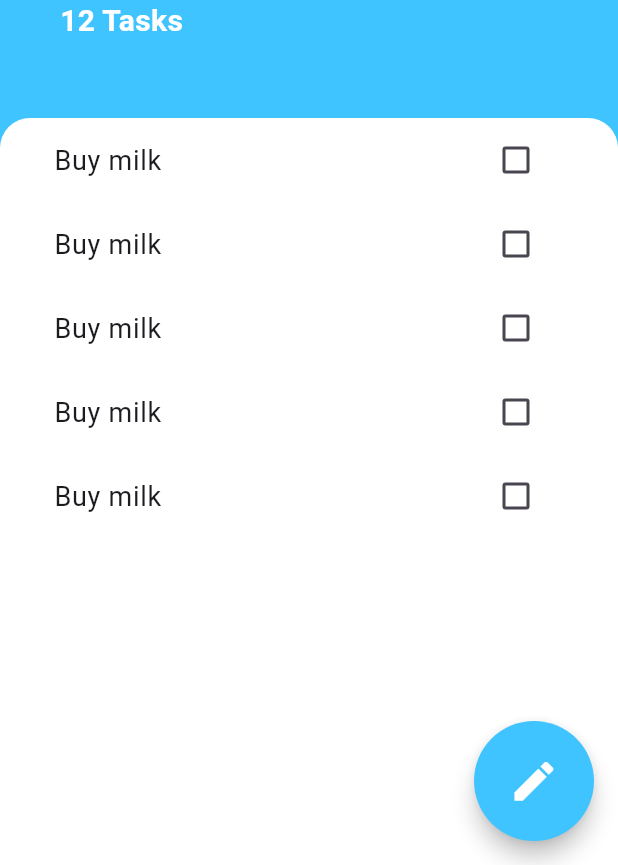
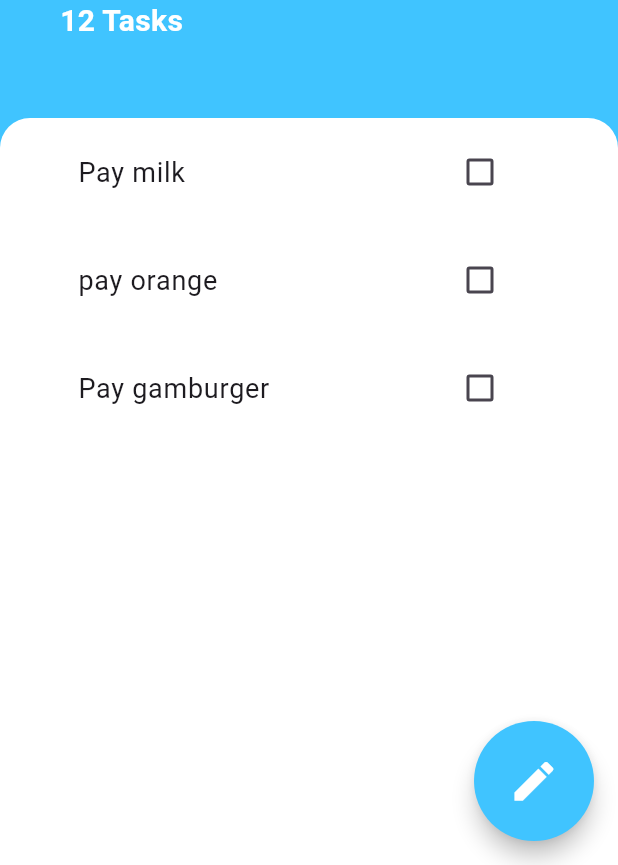
Before and after one commit to Vladimir182/todoey_flutter, a Flutter app: the screen it shows after launch, on a phone screen of 412 x 824 dp, the part 371-1236 px from its top. Run offline on Flutter 3.47's test engine with Material 3 defaults, Android fonts, the phone set to English and light mode, and no system bars.

Commit message:
added class Task and ListView.builder

```diff
--- /dev/null
+++ b/lib/models/task.dart
@@ -0,0 +1,10 @@
+class Task {
+  Task({required this.name, this.isDone = false});
+
+  final String name;
+  bool isDone;
+
+  void toggleDone() {
+    isDone = !isDone;
+  }
+}
--- a/lib/widgets/task_title.dart
+++ b/lib/widgets/task_title.dart
@@ -1,55 +1,36 @@
 import 'package:flutter/material.dart';
 
-class TaskTitle extends StatefulWidget {
+class TaskTitle extends StatelessWidget {
   const TaskTitle({
     super.key,
+    required this.isChecked,
+    required this.taskTitle,
   });
 
-  @override
-  State<TaskTitle> createState() => _TaskTitleState();
-}
+  final bool isChecked;
+  final String taskTitle;
 
-class _TaskTitleState extends State<TaskTitle> {
-  bool isChecked = false;
+  void togleCheckedState(bool? checkBoxState) {}
 
   @override
   Widget build(BuildContext context) {
     return ListTile(
       title: Text(
-        'Buy milk',
+        taskTitle,
         style: TextStyle(
           fontSize: 18,
           decoration: isChecked ? TextDecoration.lineThrough : null,
         ),
       ),
-      trailing: TaskCheckbox(
-        checkBoxState: isChecked,
-        toggleChackbox: (bool? checkBoxState) {
-          setState(() {
-            isChecked = checkBoxState ?? false;
-          });
-        },
+      trailing: Checkbox(
+        activeColor: Colors.lightBlueAccent,
+        value: isChecked,
+        onChanged: (newValue) {},
       ),
     );
   }
 }
 
-class TaskCheckbox extends StatelessWidget {
-  const TaskCheckbox({
-    super.key,
-    required this.checkBoxState,
-    required this.toggleChackbox,
-  });
-
-  final bool checkBoxState;
-  final ValueChanged<bool?> toggleChackbox;
-
-  @override
-  Widget build(BuildContext context) {
-    return Checkbox(
-      activeColor: Colors.lightBlueAccent,
-      value: checkBoxState,
-      onChanged: toggleChackbox,
-    );
-  }
-}
+// setState(() {
+//   isChecked = checkBoxState ?? false;
+// });
--- a/lib/widgets/tasks_list.dart
+++ b/lib/widgets/tasks_list.dart
@@ -1,22 +1,33 @@
 import 'package:flutter/material.dart';
 
 import 'package:todoey_flutter/widgets/task_title.dart';
+import '../models/task.dart';
 
-class TasksList extends StatelessWidget {
+class TasksList extends StatefulWidget {
   const TasksList({
     super.key,
   });
 
   @override
+  State<TasksList> createState() => _TasksListState();
+}
+
+class _TasksListState extends State<TasksList> {
+  List<Task> tasks = [
+    Task(name: 'Pay milk'),
+    Task(name: 'pay orange'),
+    Task(name: 'Pay gamburger'),
+  ];
+  @override
   Widget build(BuildContext context) {
-    return ListView(
-      children: [
-        TaskTitle(),
-        TaskTitle(),
-        TaskTitle(),
-        TaskTitle(),
-        TaskTitle(),
-      ],
-    );
+    return ListView.builder(
+        itemCount: tasks.length,
+        itemBuilder: (BuildContext context, int index) {
+          return ListTile(
+              title: TaskTitle(
+            isChecked: tasks[index].isDone,
+            taskTitle: tasks[index].name,
+          ));
+        });
   }
 }
```
